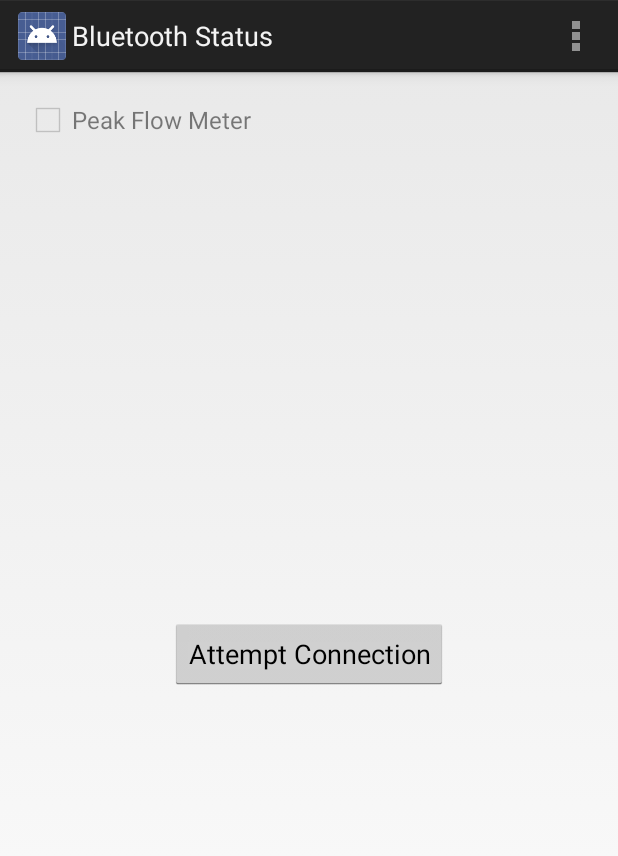
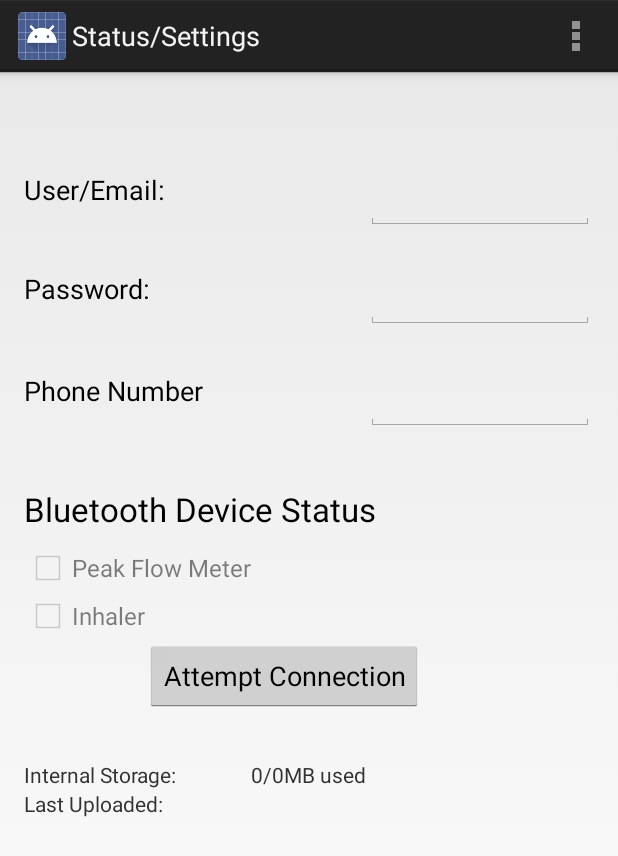
Before and after one commit to sada-narayanappa/SCHAndroid, an Android app: the screen it shows after launch (BluetoothSettings), in the options menu, after a tap on "Bluetooth Status", on a phone screen of 412 x 824 dp. Shown: the top 856 px of the screen. Run offline under Robolectric (Android 15) with nearby library versions, the phone set to English and light mode, and no system bars.

Commit message:
Set up update
Redesigned Status/Settings page, Created directory when apps run
initially to store data files used by the application, calculate and
display storage left.

```diff
--- a/SCHAS/app/src/main/java/org/geospaces/schas/BluetoothSettings.java
+++ b/SCHAS/app/src/main/java/org/geospaces/schas/BluetoothSettings.java
@@ -6,12 +6,17 @@ import android.bluetooth.BluetoothDevice;
 import android.content.Intent;
 import android.hardware.Sensor;
 import android.os.Bundle;
+import android.os.Environment;
+import android.os.StatFs;
+import android.util.Log;
 import android.view.Menu;
 import android.view.MenuItem;
 import android.view.View;
 import android.widget.CheckBox;
+import android.widget.TextView;
 import android.widget.Toast;
 
+import java.io.File;
 import java.util.List;
 import java.util.Set;
 
@@ -19,6 +24,9 @@ import java.util.Set;
 public class BluetoothSettings extends Activity {
     BluetoothAdapter mBluetoothAdapter=null;
     BluetoothDevice mmDevice=null;
+    CheckBox peakflow;
+    CheckBox inhaler;
+    TextView storage;
 
 
     @Override
@@ -29,8 +37,12 @@ public class BluetoothSettings extends Activity {
 
 
         findViewById(R.id.button).setOnClickListener(buttonListener1);
-        CheckBox peakflow = (CheckBox)findViewById(R.id.PeakFlow);
+        peakflow = (CheckBox)findViewById(R.id.PeakFlow);
+        inhaler = (CheckBox)findViewById(R.id.inhaler);
         peakflow.setEnabled(false);
+        inhaler.setEnabled(false);
+        storage = (TextView)findViewById(R.id.storage);
+        storage.setText(this.calculateMem());
     }
 
 
@@ -69,7 +81,7 @@ public class BluetoothSettings extends Activity {
         {
             Intent enableBluetooth = new Intent(BluetoothAdapter.ACTION_REQUEST_ENABLE);
             startActivityForResult(enableBluetooth, 0);
-            Toast.makeText(getApplicationContext(), "Bluetooth Enabled", Toast.LENGTH_SHORT).show();
+            //Toast.makeText(getApplicationContext(), "Bluetooth Enabled", Toast.LENGTH_SHORT).show();
 
         }
 
@@ -82,11 +94,31 @@ public class BluetoothSettings extends Activity {
                 {
                     mmDevice = device;
                     Toast.makeText(getApplicationContext(), "Bluetooth Found", Toast.LENGTH_SHORT).show();
+                    peakflow.setChecked(true);
                     break;
 
                 }
+                Toast.makeText(getApplicationContext(), "Bluetooth Device Not Found", Toast.LENGTH_SHORT).show();
+                peakflow.setChecked(false);
+
             }
         }
-        Toast.makeText(getApplicationContext(), "Bluetooth Device Not Found", Toast.LENGTH_SHORT).show();
+    }
+
+    public String calculateMem()
+    {
+        //Calculating Available
+        StatFs stat = new StatFs(Environment.getExternalStorageDirectory().getPath());
+        long bytesAvailable = (long)stat.getBlockSize() * (long)stat.getAvailableBlocks();
+        long megAvailable = bytesAvailable / (1024 * 1024);
+
+        //Calculating Total
+        long blockSize = stat.getBlockSize();
+        long totalBlocks = stat.getBlockCount();
+        long Total = (totalBlocks * blockSize) / (1024*1024);
+
+        long megUsed = Total-megAvailable;
+
+        return (megUsed + "/" + Total +"MB used");
     }
 }
--- a/SCHAS/app/src/main/java/org/geospaces/schas/Welcome.java
+++ b/SCHAS/app/src/main/java/org/geospaces/schas/Welcome.java
@@ -3,10 +3,14 @@ package org.geospaces.schas;
 import android.app.Activity;
 import android.content.Intent;
 import android.os.Bundle;
+import android.os.Environment;
+import android.util.Log;
 import android.view.Menu;
 import android.view.MenuItem;
 import android.view.View;
 import android.widget.Button;
+
+import java.io.File;
 
 
 public class Welcome extends Activity {
@@ -16,6 +20,16 @@ public class Welcome extends Activity {
         super.onCreate(savedInstanceState);
         setContentView(R.layout.activity_welcome);
 
+
+        //Creates a SCHAS directory on the external storage portion of the Device to keep data files
+        if (!Environment.getExternalStorageState().equals(Environment.MEDIA_MOUNTED)){
+            Log.d("MyApp", "No SDCARD");
+        } else {
+            File directory = new File(Environment.getExternalStorageDirectory()+File.separator+"SCHAS");
+            directory.mkdirs();
+        }
+
+        //Continue Button
         final Button button = (Button) findViewById(R.id.button1);
         if ( button != null) {
             button.setOnClickListener(new View.OnClickListener() {
--- a/SCHAS/app/src/main/res/layout/activity_bluetooth_settings.xml
+++ b/SCHAS/app/src/main/res/layout/activity_bluetooth_settings.xml
@@ -6,7 +6,8 @@
     android:paddingRight="@dimen/activity_horizontal_margin"
     android:paddingTop="@dimen/activity_vertical_margin"
     android:paddingBottom="@dimen/activity_vertical_margin"
-    tools:context="org.geospaces.schas.BluetoothSettings">
+    tools:context="org.geospaces.schas.BluetoothSettings"
+    >
 
 
     <CheckBox
@@ -14,15 +15,141 @@
         android:layout_height="wrap_content"
         android:text="Peak Flow Meter"
         android:id="@+id/PeakFlow"
-        android:layout_alignParentTop="true"
+        android:checked="false"
+        android:layout_below="@+id/text2"
         android:layout_alignParentLeft="true"
-        android:layout_alignParentStart="true" />
+        android:layout_alignParentStart="true"
+        android:layout_marginTop="90dp" />
 
     <Button
         android:layout_width="wrap_content"
         android:layout_height="wrap_content"
         android:text="Attempt Connection"
         android:id="@+id/button"
-        android:layout_centerVertical="true"
+        android:layout_below="@+id/inhaler"
+        android:layout_toRightOf="@+id/inhaler"
+        android:layout_toEndOf="@+id/inhaler" />
+
+    <CheckBox
+        android:layout_width="wrap_content"
+        android:layout_height="wrap_content"
+        android:text="Inhaler"
+        android:id="@+id/inhaler"
+        android:checked="false"
+        android:clickable="false"
+        android:layout_below="@+id/PeakFlow"
+        android:layout_alignParentLeft="true"
+        android:layout_alignParentStart="true" />
+
+    <TextView
+        android:layout_width="wrap_content"
+        android:layout_height="wrap_content"
+        android:textAppearance="?android:attr/textAppearanceMedium"
+        android:text="User/Email:"
+        android:id="@+id/user"
+        android:layout_alignParentTop="true"
+        android:layout_alignParentLeft="true"
+        android:layout_alignParentStart="true"
+        android:layout_marginTop="50dp" />
+
+    <TextView
+        android:layout_width="wrap_content"
+        android:layout_height="wrap_content"
+        android:textAppearance="?android:attr/textAppearanceMedium"
+        android:text="Password:"
+        android:id="@+id/text"
+        android:layout_below="@+id/user"
+        android:layout_alignParentLeft="true"
+        android:layout_alignParentStart="true"
+        android:layout_marginTop="41dp" />
+
+    <TextView
+        android:layout_width="wrap_content"
+        android:layout_height="wrap_content"
+        android:textAppearance="?android:attr/textAppearanceMedium"
+        android:text="Phone Number"
+        android:id="@+id/text2"
+        android:layout_below="@+id/text"
+        android:layout_alignParentLeft="true"
+        android:layout_alignParentStart="true"
+        android:layout_marginTop="43dp" />
+
+    <TextView
+        android:layout_width="wrap_content"
+        android:layout_height="wrap_content"
+        android:textAppearance="?android:attr/textAppearanceSmall"
+        android:text="Internal Storage:"
+        android:id="@+id/textView"
+        android:layout_below="@+id/button"
+        android:layout_alignParentLeft="true"
+        android:layout_alignParentStart="true"
+        android:layout_marginTop="32dp" />
+
+    <TextView
+        android:layout_width="wrap_content"
+        android:layout_height="wrap_content"
+        android:textAppearance="?android:attr/textAppearanceSmall"
+        android:id="@+id/storage"
+        android:layout_above="@+id/uploaded"
         android:layout_centerHorizontal="true" />
+
+    <TextView
+        android:layout_width="wrap_content"
+        android:layout_height="wrap_content"
+        android:textAppearance="?android:attr/textAppearanceSmall"
+        android:text="Last Uploaded:"
+        android:id="@+id/textView2"
+        android:layout_below="@+id/textView"
+        android:layout_alignParentLeft="true"
+        android:layout_alignParentStart="true" />
+
+    <TextView
+        android:layout_width="wrap_content"
+        android:layout_height="wrap_content"
+        android:textAppearance="?android:attr/textAppearanceSmall"
+        android:id="@+id/uploaded"
+        android:layout_below="@+id/textView"
+        android:layout_toRightOf="@+id/user"
+        android:layout_toEndOf="@+id/user" />
+
+    <EditText
+        android:layout_width="wrap_content"
+        android:layout_height="wrap_content"
+        android:inputType="textEmailAddress"
+        android:ems="10"
+        android:id="@+id/editText"
+        android:layout_alignTop="@+id/user"
+        android:layout_toRightOf="@+id/storage"
+        android:layout_toEndOf="@+id/storage" />
+
+    <EditText
+        android:layout_width="wrap_content"
+        android:layout_height="wrap_content"
+        android:inputType="textPassword"
+        android:ems="10"
+        android:id="@+id/password"
+        android:layout_alignTop="@+id/text"
+        android:layout_toRightOf="@+id/storage"
+        android:layout_toEndOf="@+id/storage" />
+
+    <EditText
+        android:layout_width="wrap_content"
+        android:layout_height="wrap_content"
+        android:inputType="phone"
+        android:ems="10"
+        android:id="@+id/phone"
+        android:layout_alignTop="@+id/text2"
+        android:layout_toRightOf="@+id/storage"
+        android:layout_toEndOf="@+id/storage" />
+
+    <TextView
+        android:layout_width="wrap_content"
+        android:layout_height="wrap_content"
+        android:textAppearance="?android:attr/textAppearanceLarge"
+        android:text="Bluetooth Device Status"
+        android:id="@+id/textView3"
+        android:layout_below="@+id/phone"
+        android:layout_alignParentLeft="true"
+        android:layout_alignParentStart="true"
+        android:layout_marginTop="37dp" />
 </RelativeLayout>
--- a/SCHAS/app/src/main/res/values/strings.xml
+++ b/SCHAS/app/src/main/res/values/strings.xml
@@ -10,6 +10,6 @@
     <string name="title_activity_web">Web</string>
     <string name="action_web">WEb</string>
     <string name="title_activity_web1">web1</string>
-    <string name="title_activity_bluetooth_settings">Bluetooth Status</string>
+    <string name="title_activity_bluetooth_settings">Status/Settings</string>
 
 </resources>
```
